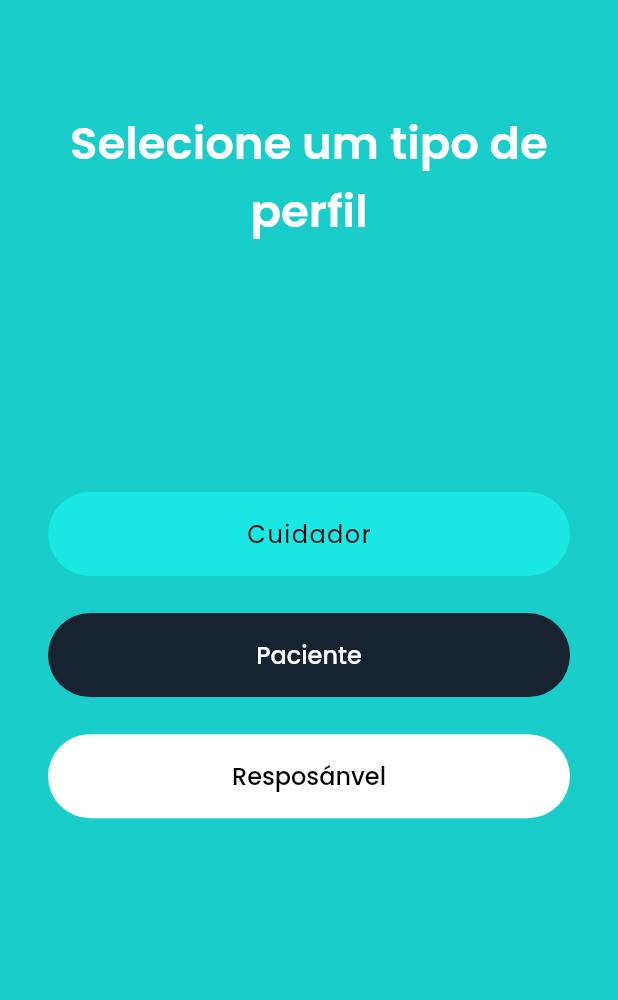
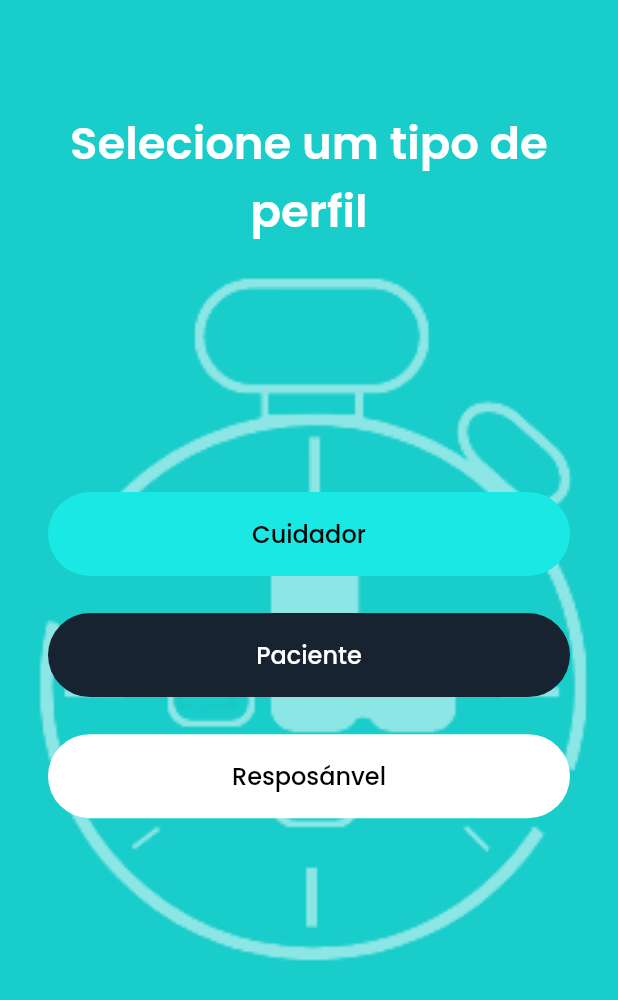
Before and after one commit to HealTimeTCC/HealTime_App, a Flutter app: the screen it shows after launch, after a tap on "Cuidador", on a phone screen of 412 x 824 dp. Shown: the top 1000 px of the screen. Run offline on Flutter 3.47's test engine with Material 2 defaults, Android fonts, the phone set to English and light mode, and no system bars; our stand-ins replace flutter_native_splash, google_fonts.

Commit message:
Finalizando a o design da tela de escolha de perfil

```diff
--- a/lib/main.dart
+++ b/lib/main.dart
@@ -1,7 +1,7 @@
 import 'package:flutter/material.dart';
 import 'package:flutter_native_splash/flutter_native_splash.dart';
 import 'package:healtime/src/screens/splash/splash_screen.dart';
-import 'package:healtime/src/screens/telas_apresentacao/apresentacao.dart';
+import 'package:healtime/src/screens/telas_apresentacao/escolher_perfil.dart';
 
 void main() {
   WidgetsBinding widgetsBinding = WidgetsFlutterBinding.ensureInitialized();
--- a/lib/src/screens/splash/splash_screen.dart
+++ b/lib/src/screens/splash/splash_screen.dart
@@ -1,6 +1,6 @@
 import 'package:flutter/material.dart';
 
-import '../telas_apresentacao/apresentacao.dart';
+import '../telas_apresentacao/escolher_perfil.dart';
 
 class SplashScreen extends StatefulWidget {
   const SplashScreen({Key? key}) : super(key: key);
@@ -14,10 +14,10 @@ class _SplashScreenState extends State<SplashScreen> {
   void initState() {
     super.initState();
 
-    NavigatorSettings();
+    navigatorSettings();
   }
 
-  void NavigatorSettings() async {
+  void navigatorSettings() async {
     await Future.delayed(const Duration(seconds: 2));
 
     if (mounted) {
@@ -33,8 +33,10 @@ class _SplashScreenState extends State<SplashScreen> {
   Widget build(BuildContext context) {
     return Container(
       color: const Color(0xff18CDCA),
-      child: Center(
-        child: Image.asset('assets/img/splash.jpeg'),
+      child: const Center(
+        child: Image(
+          image: AssetImage('assets/img/logoHealTime.png'),
+        ),
       ),
     );
   }
--- a/lib/src/screens/telas_apresentacao/apresentacao.dart
+++ /dev/null
@@ -1,94 +0,0 @@
-import 'package:flutter/material.dart';
-import 'package:google_fonts/google_fonts.dart';
-
-class Apresentacao extends StatelessWidget {
-  const Apresentacao({Key? key}) : super(key: key);
-
-  @override
-  Widget build(BuildContext context) {
-    final Size size = MediaQuery.of(context).size;
-
-    return Container(
-      color: const Color(0xff18CDCA),
-      child: Padding(
-        padding: const EdgeInsets.all(32.0),
-        child: Column(
-          crossAxisAlignment: CrossAxisAlignment.stretch,
-          children: [
-            Container(
-              margin: EdgeInsets.only(top: size.height * 0.05),
-              child: Text(
-                textAlign: TextAlign.center,
-                'Selecione um tipo de perfil',
-                style: GoogleFonts.getFont('Poppins',
-                    decoration: TextDecoration.none,
-                    color: Colors.white,
-                    fontSize: 30,
-                    fontWeight: FontWeight.w600),
-              ),
-            ),
-            SizedBox(height: size.height * 0.2),
-            ElevatedButton(
-              onPressed: () {},
-              style: ElevatedButton.styleFrom(
-                backgroundColor: const Color(0xff1AE8E4),
-                padding: const EdgeInsets.all(16),
-                elevation: 0,
-                shape: RoundedRectangleBorder(
-                  borderRadius: BorderRadius.circular(45),
-                ),
-              ),
-              child: Text(
-                'Cuidador',
-                style: GoogleFonts.getFont('Poppins',
-                    decoration: TextDecoration.none,
-                    color: Colors.black,
-                    fontSize: 16,
-                    fontWeight: FontWeight.w400,
-                    letterSpacing: 1),
-              ),
-            ),
-            SizedBox(height: size.height * 0.03),
-            ElevatedButton(
-              onPressed: () {},
-              style: ElevatedButton.styleFrom(
-                backgroundColor: const Color(0xff172331),
-                padding: const EdgeInsets.all(16),
-                elevation: 0,
-                shape: RoundedRectangleBorder(
-                  borderRadius: BorderRadius.circular(45),
-                ),
-              ),
-              child: Text(
-                'Paciente',
-                style: GoogleFonts.getFont('Poppins',
-                    decoration: TextDecoration.none,
-                    color: Colors.white,
-                    fontSize: 16),
-              ),
-            ),
-            SizedBox(height: size.height * 0.03),
-            ElevatedButton(
-              onPressed: () {},
-              style: ElevatedButton.styleFrom(
-                backgroundColor: Colors.white,
-                padding: const EdgeInsets.all(16),
-                elevation: 0,
-                shape: RoundedRectangleBorder(
-                  borderRadius: BorderRadius.circular(45),
-                ),
-              ),
-              child: Text(
-                'Resposánvel',
-                style: GoogleFonts.getFont('Poppins',
-                    decoration: TextDecoration.none,
-                    color: Colors.black,
-                    fontSize: 16),
-              ),
-            ),
-          ],
-        ),
-      ),
-    );
-  }
-}
--- /dev/null
+++ b/lib/src/screens/telas_apresentacao/escolher_perfil.dart
@@ -0,0 +1,77 @@
+import 'package:flutter/material.dart';
+import 'package:google_fonts/google_fonts.dart';
+import 'package:healtime/src/screens/telas_apresentacao/widgets/botao_escolha_perfil.dart';
+
+class Apresentacao extends StatelessWidget {
+  const Apresentacao({Key? key}) : super(key: key);
+
+  @override
+  Widget build(BuildContext context) {
+    final Size size = MediaQuery.of(context).size;
+
+    return Stack(
+      children: [
+        Container(
+          color: const Color(0xff18CDCA),
+        ),
+        const Positioned(
+          top: 0,
+          bottom: 0,
+          left: 0,
+          right: 0,
+          child: Padding(
+            padding: EdgeInsets.all(16.0),
+            child: Opacity(
+              opacity: 0.5,
+              child: Image(
+                image: AssetImage('assets/img/logoHealTime.png'),
+                fit: BoxFit.contain,
+              ),
+            ),
+          ),
+        ),
+        Padding(
+          padding: const EdgeInsets.all(32.0),
+          child: Column(
+            crossAxisAlignment: CrossAxisAlignment.stretch,
+            children: [
+              Container(
+                margin: EdgeInsets.only(top: size.height * 0.05),
+                child: Text(
+                  textAlign: TextAlign.center,
+                  'Selecione um tipo de perfil',
+                  style: GoogleFonts.getFont('Poppins',
+                      decoration: TextDecoration.none,
+                      color: Colors.white,
+                      fontSize: 30,
+                      fontWeight: FontWeight.w600),
+                ),
+              ),
+              SizedBox(height: size.height * 0.2),
+              EscolherPerfil.BotaoEscolha(
+                  backgroundButton: const Color(0xff1AE8E4),
+                  textButton: 'Cuidador',
+                  colorFontText: Colors.black,
+                  typeNavigator: 1,
+                  context: context),
+              SizedBox(height: size.height * 0.03),
+              EscolherPerfil.BotaoEscolha(
+                  backgroundButton: const Color(0xff172331),
+                  textButton: 'Paciente',
+                  colorFontText: Colors.white,
+                  context: context,
+                  typeNavigator: 2),
+              SizedBox(height: size.height * 0.03),
+              EscolherPerfil.BotaoEscolha(
+                  backgroundButton: Colors.white,
+                  textButton: 'Resposánvel',
+                  colorFontText: Colors.black,
+                  context: context,
+                  typeNavigator: 3)
+            ],
+          ),
+        ),
+      ],
+    );
+  }
+}
--- /dev/null
+++ b/lib/src/screens/telas_apresentacao/widgets/botao_escolha_perfil.dart
@@ -0,0 +1,46 @@
+import 'package:flutter/material.dart';
+import 'package:google_fonts/google_fonts.dart';
+
+class EscolherPerfil {
+  static ElevatedButton BotaoEscolha(
+      {required Color backgroundButton,
+      required String textButton,
+      required Color colorFontText,
+      required int typeNavigator,
+      required BuildContext context}) {
+    return ElevatedButton(
+      onPressed: () {
+        _checkNavigator(context: context, type: typeNavigator);
+      },
+      style: ElevatedButton.styleFrom(
+        backgroundColor: backgroundButton,
+        padding: const EdgeInsets.all(16),
+        elevation: 0,
+        shape: RoundedRectangleBorder(
+          borderRadius: BorderRadius.circular(45),
+        ),
+      ),
+      child: Text(
+        textButton,
+        style: GoogleFonts.getFont('Poppins',
+            decoration: TextDecoration.none,
+            color: colorFontText,
+            fontSize: 16),
+      ),
+    );
+  }
+
+  static void _checkNavigator(
+      {required int type, required BuildContext context}) {
+    switch (type) {
+      case 1:
+        {}
+        break;
+      case 2:
+        {}
+        break;
+      default:
+        {}
+    }
+  }
+}
```
Also changed, not shown: assets/img/logoHealTime.png (added), assets/img/splash.jpeg (deleted), 38 other files.
